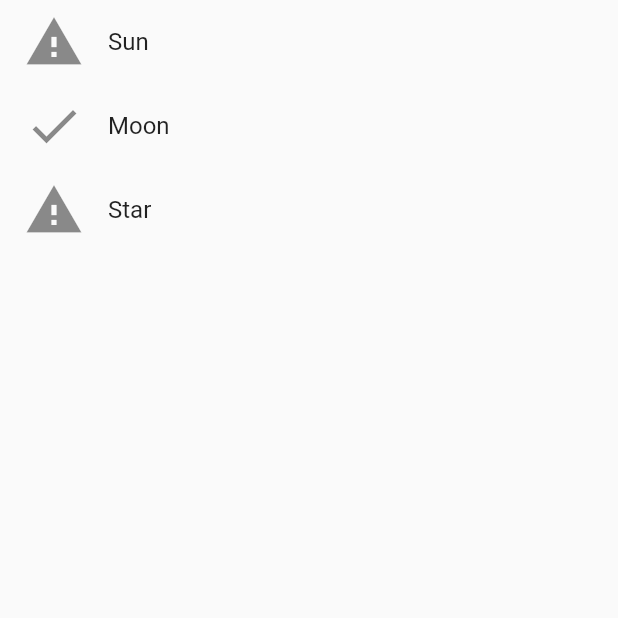
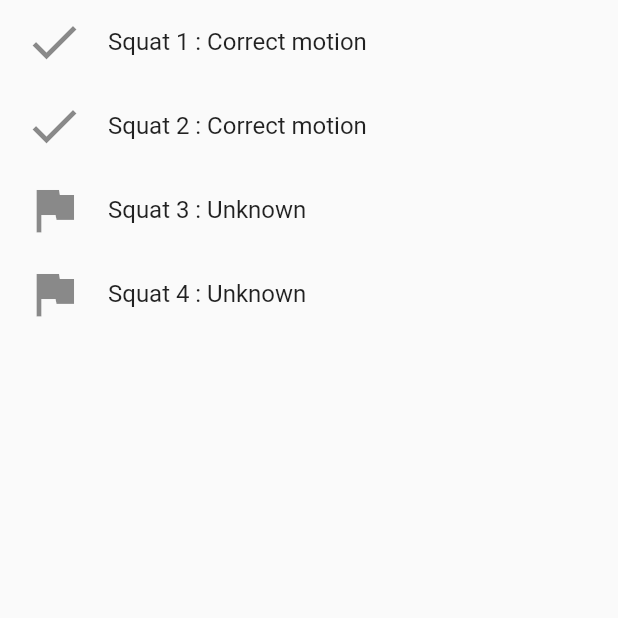
Before and after one commit to AlexisDefranoux/sport-corrector, a Flutter app: the Results screen opened directly, on a phone screen of 412 x 824 dp, the top half of it. Run offline on Flutter 3.47's test engine with Material 2 defaults, Android fonts, the phone set to English and light mode, and no system bars; our stand-ins replace sensors; missing offline and left inert: sklite.

Commit message:
result page finished

```diff
--- a/sport_corrector/lib/utils/ResultConversion.dart
+++ b/sport_corrector/lib/utils/ResultConversion.dart
@@ -1,20 +1,21 @@
+import 'package:flutter/material.dart';
+
 class ResultConversion {
 
-  static String convert(int result) {
+  static convert(int result) {
     switch(result){
       case 0 :
-        return 'Correct motion';
+        return [Icons.warning, 'Correct motion'];
         break;
       case 1 :
-        return 'Correct motion';
+        return [Icons.check, 'Correct motion'];
         break;
       case 2 :
-        return 'Correct motion';
+        return [Icons.check, 'Correct motion'];
         break;
       default :
-        return 'Unknow';
+        return [Icons.flag, 'Unknown'];
         break;
     }
   }
-
 }
--- a/sport_corrector/lib/widgets/squat/Results.dart
+++ b/sport_corrector/lib/widgets/squat/Results.dart
@@ -1,4 +1,5 @@
 import 'package:flutter/material.dart';
+import 'package:sport_corrector/utils/ResultConversion.dart';
 
 
 class Results extends StatefulWidget {
@@ -10,6 +11,7 @@ class Results extends StatefulWidget {
 
 class _ResultsState extends State<Results> {
 
+  final results = [1, 2, 3, 6];
 
   @override
   Widget build(BuildContext context) {
@@ -19,33 +21,27 @@ class _ResultsState extends State<Results> {
   }
 
   Widget _myListView(BuildContext context) {
+    return ListView(
+      children: getList()
+    );
+  }
 
-    final results = [1, 2, 3, 6];
-
-    return ListView(
-      children: <Widget>[
-        ListTile(
+  List<Widget> getList(){
+    List<Widget> items = new List<Widget>();
+    var my;
+    int nbr = 1;
+    results.forEach((v) {
+      my = ResultConversion.convert(v);
+      items.add(ListTile(
           leading: Icon(
-            Icons.warning,
+            my[0],
             size: 40.0,
           ),
-          title: Text('Sun'),
-        ),
-        ListTile(
-          leading: Icon(
-            Icons.check,
-            size: 40.0,
-          ),
-          title: Text('Moon'),
-        ),
-        ListTile(
-          leading: Icon(
-            Icons.warning,
-            size: 40.0,
-          ),
-          title: Text('Star'),
-        ),
-      ],
-    );
+          title: Text('Squat ' + nbr.toString() + ' : ' + my[1]),
+        )
+      );
+      nbr++;
+    });
+    return items;
   }
 }
```
